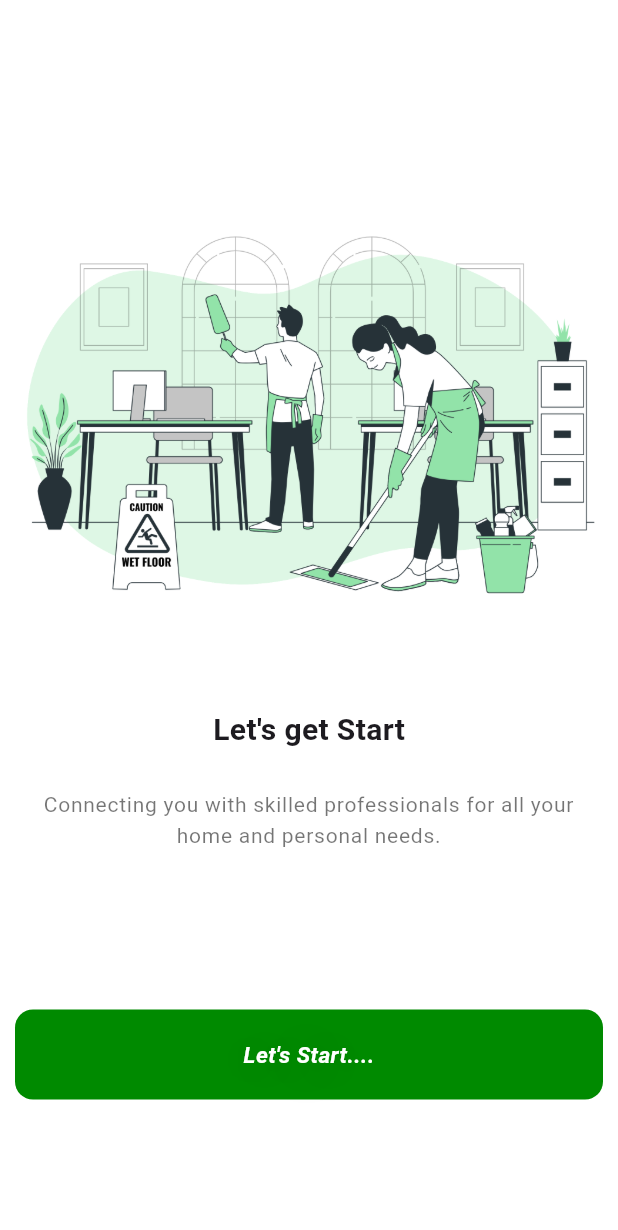
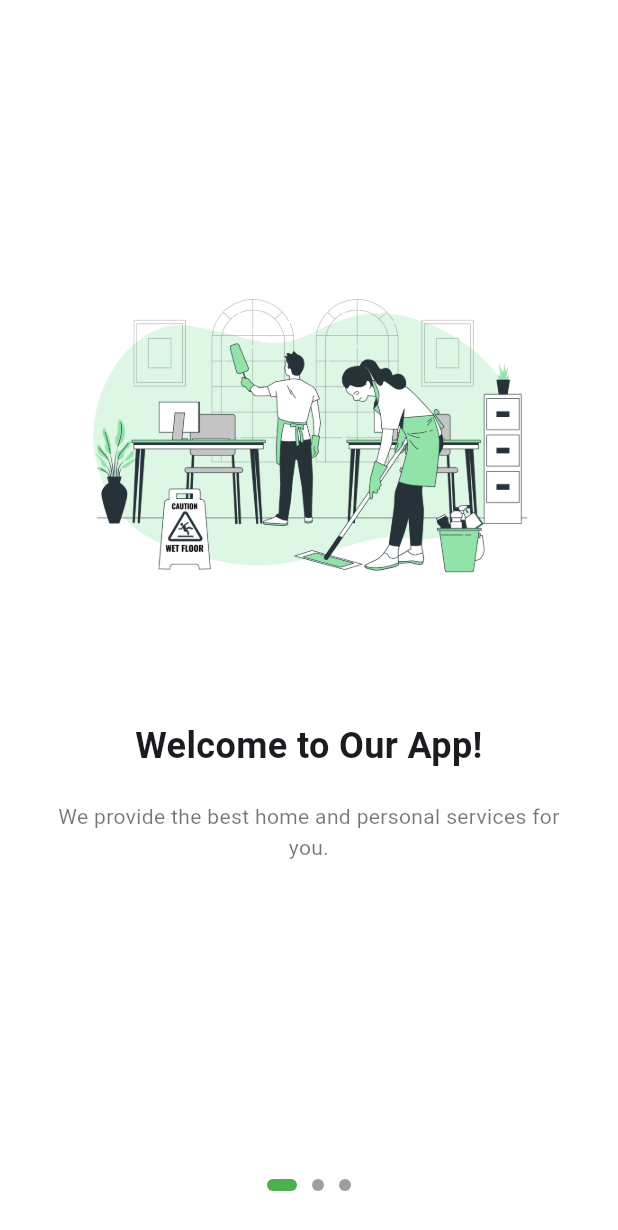
Before and after one commit to Khaledsakr1/home_service, a Flutter app: the screen it shows after launch, on a phone screen of 412 x 824 dp. Shown: the top 1230 px of the screen. Run offline on Flutter 3.47's test engine with Material 3 defaults, Android fonts, the phone set to English and light mode, and no system bars; our stand-ins replace firebase_auth, firebase_core, modal_progress_hud_nsn; accounts and stored records are empty.

Commit message:
initial commit

```diff
--- a/lib/Pages/startpage.dart
+++ b/lib/Pages/startpage.dart
@@ -1,58 +1,125 @@
 import 'package:flutter/material.dart';
 import 'package:home_service/Pages/login.dart';
-import 'package:home_service/constants/constants.dart';
 import 'package:home_service/widgets/button.dart';
 
-class Startpage extends StatelessWidget {
+class Startpage extends StatefulWidget {
   const Startpage({super.key});
+
+  @override
+  State<Startpage> createState() => _StartpageState();
+}
+
+class _StartpageState extends State<Startpage> {
+  final PageController _controller = PageController();
+  int _currentPage = 0;
+
+  final List<Map<String, String>> StartpageData = [
+    {
+      "image": "assets/images/cleaning service-bro.png",
+      "title": "Welcome to Our App!",
+      "subtitle": "We provide the best home and personal services for you."
+    },
+    {
+      "image": "assets/images/cleaning service-amico (1).png",
+      "title": "Our Services",
+      "subtitle":
+          "We offer a wide range of services including cleaning, maintenance, and installations."
+    },
+    {
+      "image": "assets/images/Product quality-bro.png",
+      "title": "Let’s get Start",
+      "subtitle":
+          "Connecting you with skilled professionals for all your home and personal needs."
+    },
+  ];
 
   @override
   Widget build(BuildContext context) {
     return Scaffold(
       backgroundColor: Colors.white,
-
-      body: Padding(
-        padding: const EdgeInsets.symmetric(horizontal: 10),
-        child: Column(
+      body: Column(
         children: [
-            Padding(
-              padding: const EdgeInsets.only(top: 80),
-              child: Image.asset(
-              klogo,
-              ),
+          Expanded(
+            child: PageView.builder(
+              controller: _controller,
+              itemCount: StartpageData.length,
+              onPageChanged: (index) {
+                setState(() {
+                  _currentPage = index;
+                });
+              },
+              itemBuilder: (context, index) {
+                return Column(
+                  mainAxisAlignment: MainAxisAlignment.center,
+                  children: [
+                    Image.asset(
+                      StartpageData[index]["image"]!,
+                      height: 300,
                     ),
 
-            const Text(
-            'Let\'s get Start',
-            style: TextStyle(
+                    const SizedBox(height: 40),
+
+                    Text(
+                      StartpageData[index]["title"]!,
+                      style: const TextStyle(
+                        fontSize: 24,
                         fontWeight: FontWeight.bold,
-            fontSize:20,
                       ),
+                      textAlign: TextAlign.center,
                     ),
 
-            const SizedBox(height: 25,),
+                    const SizedBox(height: 20),
 
-            const Text(
-            'Connecting you with skilled professionals for all your home and personal needs.',
-            style: TextStyle(
+                    Padding(
+                      padding: const EdgeInsets.symmetric(horizontal: 25),
+                      child: Text(
+                        StartpageData[index]["subtitle"]!,
+                        style: const TextStyle(
                           fontSize: 14,
                           fontWeight: FontWeight.w400,
                           color: Colors.black54,
-            letterSpacing: 0.5,
                           height: 1.5,
                         ),
                         textAlign: TextAlign.center,
                       ),
+                    ),
 
-            const SizedBox(height: 105,),
+                    const SizedBox(height: 70),
 
+                    // Show the button only on the last page
+                    if (index == StartpageData.length - 1)
                       Button(
                         ontap: () {
                           Navigator.pushNamed(context, LoginPage.id);
                         },
-                title: 'Let\'s Start....'),
+                        title: 'Let\'s Start....',
+                      ),
                   ],
+                );
+              },
             ),
+          ),
+
+          // Dots Indicator at bottom
+          Row(
+            mainAxisAlignment: MainAxisAlignment.center,
+            children: List.generate(
+              StartpageData.length,
+              (index) => AnimatedContainer(
+                duration: const Duration(milliseconds: 300),
+                margin: const EdgeInsets.symmetric(horizontal: 5),
+                width: _currentPage == index ? 20 : 8,
+                height: 8,
+                decoration: BoxDecoration(
+                  color: _currentPage == index ? Colors.green : Colors.grey,
+                  borderRadius: BorderRadius.circular(5),
+                ),
+              ),
+            ),
+          ),
+
+          const SizedBox(height: 30),
+        ],
       ),
     );
   }
--- a/lib/widgets/button.dart
+++ b/lib/widgets/button.dart
@@ -16,7 +16,7 @@ class Button extends StatelessWidget {
           color: kPrimaryColor,
           borderRadius: BorderRadius.circular(12),
         ),
-        width: double.infinity,
+        width: 300,
         height: 60,
         child: Center(
           child: Text(
```
Lines whose indentation alone changed are shown as unchanged.
